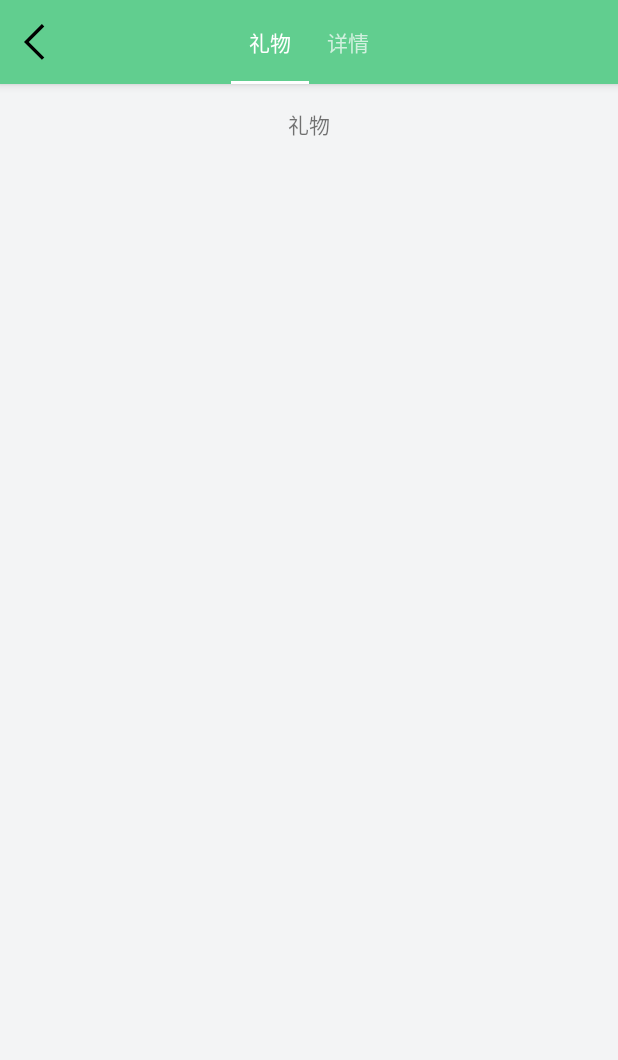
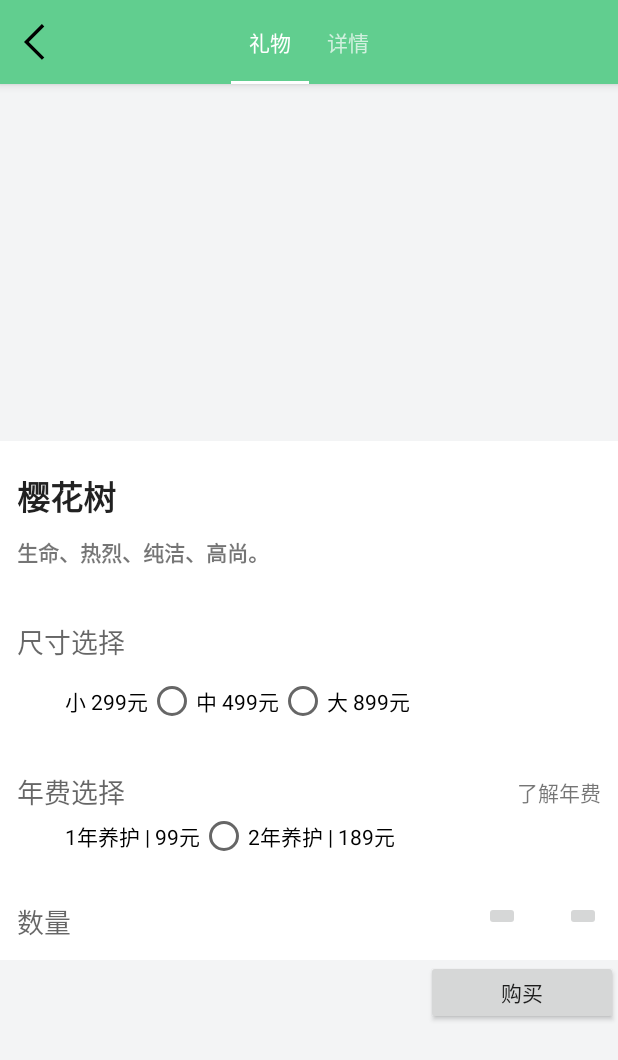
Before and after one commit to wangbo4020/LittleForest, an Android app: the fragment PurchaseFragment shown on its own in the app's theme, on a phone screen of 412 x 824 dp. Shown: the top 1060 px of the screen. Run offline under Robolectric (Android 15) with nearby library versions, the phone set to English and light mode, and no system bars; 1 statement that could not run was skipped.

Commit message:
礼物页（商品参数选择页）简单布局。

```diff
--- /dev/null
+++ b/app/src/main/java/com/xsenlin/android/ui/fragment/GoodsFragment.kt
@@ -0,0 +1,29 @@
+package com.xsenlin.android.ui.fragment
+
+import android.os.Bundle
+import android.view.LayoutInflater
+import android.view.View
+import android.view.ViewGroup
+import com.xsenlin.android.R
+
+/**
+ * Created by Dylan on 2017/10/11.
+ */
+class GoodsFragment : BaseFragment() {
+
+    companion object {
+        val TAG = "GoodsFragment"
+
+        fun newInstance(): GoodsFragment {
+            return GoodsFragment()
+        }
+    }
+
+    override fun onCreateView(inflater: LayoutInflater, container: ViewGroup?, savedInstanceState: Bundle?): View? {
+        return inflater.inflate(R.layout.fragment_goods, container, false)
+    }
+
+    override fun onViewCreated(view: View?, savedInstanceState: Bundle?) {
+        super.onViewCreated(view, savedInstanceState)
+    }
+}
--- a/app/src/main/java/com/xsenlin/android/ui/fragment/PurchaseFragment.kt
+++ b/app/src/main/java/com/xsenlin/android/ui/fragment/PurchaseFragment.kt
@@ -73,7 +73,10 @@ class PurchaseFragment : BaseFragment() {
             context.resources.getStringArray(R.array.purchase_titles)
         }
 
-        override fun getItem(position: Int): Fragment = DemoFragment.newInstance(mTitles[position])
+        override fun getItem(position: Int): Fragment = when (position) {
+            0 -> GoodsFragment.newInstance()
+            else -> DemoFragment.newInstance(mTitles[position])
+        }
 
         override fun getCount(): Int = mTitles.size
 
--- /dev/null
+++ b/app/src/main/res/layout/fragment_goods.xml
@@ -0,0 +1,215 @@
+<?xml version="1.0" encoding="utf-8"?>
+<ScrollView xmlns:android="http://schemas.android.com/apk/res/android"
+    xmlns:app="http://schemas.android.com/apk/res-auto"
+    xmlns:tools="http://schemas.android.com/tools"
+    android:layout_width="match_parent"
+    android:layout_height="match_parent"
+    android:fillViewport="true">
+
+    <android.support.constraint.ConstraintLayout
+        android:layout_width="match_parent"
+        android:layout_height="match_parent"
+        android:paddingHorizontal="@dimen/space_horizontal"
+        android:paddingLeft="@dimen/space_horizontal"
+        android:paddingRight="@dimen/space_horizontal">
+
+        <android.support.v4.view.ViewPager
+            android:id="@+id/viewpager"
+            android:layout_width="0dp"
+            android:layout_height="238dp"
+            app:layout_constraintLeft_toLeftOf="parent"
+            app:layout_constraintRight_toRightOf="parent"
+            app:layout_constraintTop_toTopOf="parent" />
+
+        <LinearLayout
+            android:id="@+id/choice"
+            android:layout_width="0dp"
+            android:layout_height="wrap_content"
+            android:background="@color/background_primary"
+            android:orientation="vertical"
+            android:paddingHorizontal="@dimen/margin_primary"
+            android:paddingLeft="@dimen/margin_primary"
+            android:paddingRight="@dimen/margin_primary"
+            app:layout_constraintLeft_toLeftOf="parent"
+            app:layout_constraintRight_toRightOf="parent"
+            app:layout_constraintTop_toBottomOf="@+id/viewpager">
+
+            <LinearLayout
+                android:layout_width="match_parent"
+                android:layout_height="wrap_content"
+                android:orientation="vertical"
+                android:paddingBottom="@dimen/goods_name_margin_vertical"
+                android:paddingTop="@dimen/goods_name_margin_vertical"
+                android:paddingVertical="@dimen/goods_name_margin_vertical">
+
+                <TextView
+                    android:id="@+id/tv_name"
+                    android:layout_width="match_parent"
+                    android:layout_height="wrap_content"
+                    android:text="樱花树"
+                    android:textAppearance="?android:attr/textAppearanceLarge"
+                    android:textStyle="bold" />
+
+                <TextView
+                    android:id="@+id/tv_label"
+                    android:layout_width="match_parent"
+                    android:layout_height="wrap_content"
+                    android:layout_marginTop="@dimen/goods_space_vertical"
+                    android:text="生命、热烈、纯洁、高尚。"
+                    android:textStyle="bold" />
+            </LinearLayout>
+
+            <LinearLayout
+                android:layout_width="match_parent"
+                android:layout_height="wrap_content"
+                android:orientation="vertical"
+                android:paddingBottom="@dimen/goods_size_margin_vertical"
+                android:paddingTop="@dimen/goods_size_margin_vertical"
+                android:paddingVertical="@dimen/goods_size_margin_vertical">
+
+                <TextView
+                    android:layout_width="match_parent"
+                    android:layout_height="wrap_content"
+                    android:layout_marginBottom="@dimen/goods_space_vertical"
+                    android:text="@string/goods_choice_size"
+                    android:textAppearance="?android:attr/textAppearanceMedium" />
+
+                <RadioGroup
+                    android:id="@+id/rg_size"
+                    android:layout_width="match_parent"
+                    android:layout_height="wrap_content"
+                    android:orientation="horizontal">
+
+                    <android.support.v7.widget.AppCompatRadioButton
+                        android:layout_width="wrap_content"
+                        android:layout_height="wrap_content"
+                        android:checked="true"
+                        android:text="小 299元" />
+
+                    <android.support.v7.widget.AppCompatRadioButton
+                        android:layout_width="wrap_content"
+                        android:layout_height="wrap_content"
+                        android:text="中 499元" />
+
+                    <android.support.v7.widget.AppCompatRadioButton
+                        android:layout_width="wrap_content"
+                        android:layout_height="wrap_content"
+                        android:text="大 899元" />
+                </RadioGroup>
+            </LinearLayout>
+
+            <android.support.constraint.ConstraintLayout
+                android:layout_width="match_parent"
+                android:layout_height="wrap_content"
+                android:orientation="vertical"
+                android:paddingBottom="@dimen/goods_care_margin_vertical"
+                android:paddingTop="@dimen/goods_care_margin_vertical"
+                android:paddingVertical="@dimen/goods_care_margin_vertical">
+
+                <TextView
+                    android:id="@+id/tv_care"
+                    android:layout_width="wrap_content"
+                    android:layout_height="wrap_content"
+                    android:text="@string/goods_choice_care_of_year"
+                    android:textAppearance="?android:attr/textAppearanceMedium"
+                    app:layout_constraintHorizontal_bias="0.0"
+                    app:layout_constraintLeft_toLeftOf="parent"
+                    app:layout_constraintRight_toRightOf="parent"
+                    app:layout_constraintTop_toTopOf="parent" />
+
+                <TextView
+                    android:layout_width="wrap_content"
+                    android:layout_height="wrap_content"
+                    android:text="@string/goods_introduce_care_of_year"
+                    app:layout_constraintBottom_toBottomOf="@+id/tv_care"
+                    app:layout_constraintRight_toRightOf="parent"
+                    app:layout_constraintTop_toTopOf="@+id/tv_care" />
+
+                <RadioGroup
+                    android:id="@+id/rg_care"
+                    android:layout_width="0dp"
+                    android:layout_height="wrap_content"
+                    android:orientation="horizontal"
+                    app:layout_constraintLeft_toLeftOf="parent"
+                    app:layout_constraintRight_toRightOf="parent"
+                    app:layout_constraintTop_toBottomOf="@+id/tv_care">
+
+                    <android.support.v7.widget.AppCompatRadioButton
+                        android:layout_width="wrap_content"
+                        android:layout_height="wrap_content"
+                        android:checked="true"
+                        android:text="1年养护 | 99元" />
+
+                    <android.support.v7.widget.AppCompatRadioButton
+                        android:layout_width="wrap_content"
+                        android:layout_height="wrap_content"
+                        android:text="2年养护 | 189元" />
+                </RadioGroup>
+            </android.support.constraint.ConstraintLayout>
+
+            <android.support.constraint.ConstraintLayout
+                android:layout_width="match_parent"
+                android:layout_height="wrap_content"
+                android:orientation="vertical"
+                android:paddingBottom="@dimen/goods_amount_margin_vertical"
+                android:paddingTop="@dimen/goods_amount_margin_vertical"
+                android:paddingVertical="@dimen/goods_amount_margin_vertical">
+
+                <TextView
+                    android:layout_width="0dp"
+                    android:layout_height="wrap_content"
+                    android:text="@string/goods_choice_amount"
+                    android:textAppearance="?android:attr/textAppearanceMedium"
+                    app:layout_constraintLeft_toLeftOf="parent"
+                    app:layout_constraintTop_toTopOf="parent" />
+
+                <ImageButton
+                    android:id="@+id/btn_sub"
+                    android:layout_width="wrap_content"
+                    android:layout_height="wrap_content"
+                    app:layout_constraintRight_toLeftOf="@+id/et_amount"
+                    app:layout_constraintVertical_chainStyle="packed" />
+
+                <EditText
+                    android:id="@+id/et_amount"
+                    android:layout_width="wrap_content"
+                    android:layout_height="wrap_content"
+                    android:background="@null"
+                    android:focusable="false"
+                    android:minWidth="30dp"
+                    app:layout_constraintRight_toLeftOf="@+id/btn_add"
+                    app:layout_constraintVertical_chainStyle="packed" />
+
+                <ImageButton
+                    android:id="@+id/btn_add"
+                    android:layout_width="wrap_content"
+                    android:layout_height="wrap_content"
+                    app:layout_constraintRight_toRightOf="parent"
+                    app:layout_constraintVertical_chainStyle="packed" />
+            </android.support.constraint.ConstraintLayout>
+        </LinearLayout>
+
+        <LinearLayout
+            android:layout_width="0dp"
+            android:layout_height="wrap_content"
+            android:orientation="horizontal"
+            android:weightSum="1"
+            app:layout_constraintLeft_toLeftOf="parent"
+            app:layout_constraintRight_toRightOf="parent"
+            app:layout_constraintTop_toBottomOf="@+id/choice"
+            tools:layout_editor_absoluteX="8dp"
+            tools:layout_editor_absoluteY="25dp">
+
+            <LinearLayout
+                android:layout_width="0dp"
+                android:layout_height="match_parent"
+                android:layout_weight="0.69"></LinearLayout>
+
+            <Button
+                android:layout_width="0dp"
+                android:layout_height="43dp"
+                android:layout_weight="0.31"
+                android:text="购买" />
+        </LinearLayout>
+    </android.support.constraint.ConstraintLayout>
+</ScrollView>
--- a/app/src/main/res/values-sw411dp/dimens.xml
+++ b/app/src/main/res/values-sw411dp/dimens.xml
@@ -1,11 +1,12 @@
 <?xml version="1.0" encoding="utf-8"?>
-<resources>
+<resources><!-- * 1.141666666666667 -->
 
     <dimen name="space_primary">9.15dp</dimen>
     <dimen name="margin_primary">11.15dp</dimen>
 
     <dimen name="divider_thick">9.1dp</dimen>
 
+    <!-- FirstFragment -->
     <dimen name="item_label_space_vertical">17dp</dimen>
 
     <dimen name="item_banner_height">232dp</dimen>
@@ -17,4 +18,7 @@
     <dimen name="item_story_actual_cover_height">171dp</dimen>
 
     <dimen name="item_goods_cover_round">190dp</dimen>
+
+    <!--  GoodsFragment -->
+    <dimen name="goods_cover_height">272dp</dimen>
 </resources>
--- a/app/src/main/res/values/dimens.xml
+++ b/app/src/main/res/values/dimens.xml
@@ -21,4 +21,12 @@
     <dimen name="item_story_actual_cover_height">150dp</dimen>
 
     <dimen name="item_goods_cover_round">166dp</dimen>
+
+    <!--  GoodsFragment -->
+    <dimen name="goods_cover_height">238dp</dimen>
+    <dimen name="goods_space_vertical">10dp</dimen>
+    <dimen name="goods_name_margin_vertical">20dp</dimen>
+    <dimen name="goods_size_margin_vertical">15dp</dimen>
+    <dimen name="goods_care_margin_vertical">15dp</dimen>
+    <dimen name="goods_amount_margin_vertical">12dp</dimen>
 </resources>
--- a/app/src/main/res/values/strings.xml
+++ b/app/src/main/res/values/strings.xml
@@ -19,6 +19,11 @@
 
     <string name="purchase_gift_title">礼物</string>
     <string name="purchase_details_title">详情</string>
+
+    <string name="goods_choice_size">尺寸选择</string>
+    <string name="goods_choice_care_of_year">年费选择</string>
+    <string name="goods_introduce_care_of_year">了解年费</string>
+    <string name="goods_choice_amount">数量</string>
 
     <string name="dummy_item_title_label">未知</string>
     <string name="dummy_item_story_label">未知</string>
```
